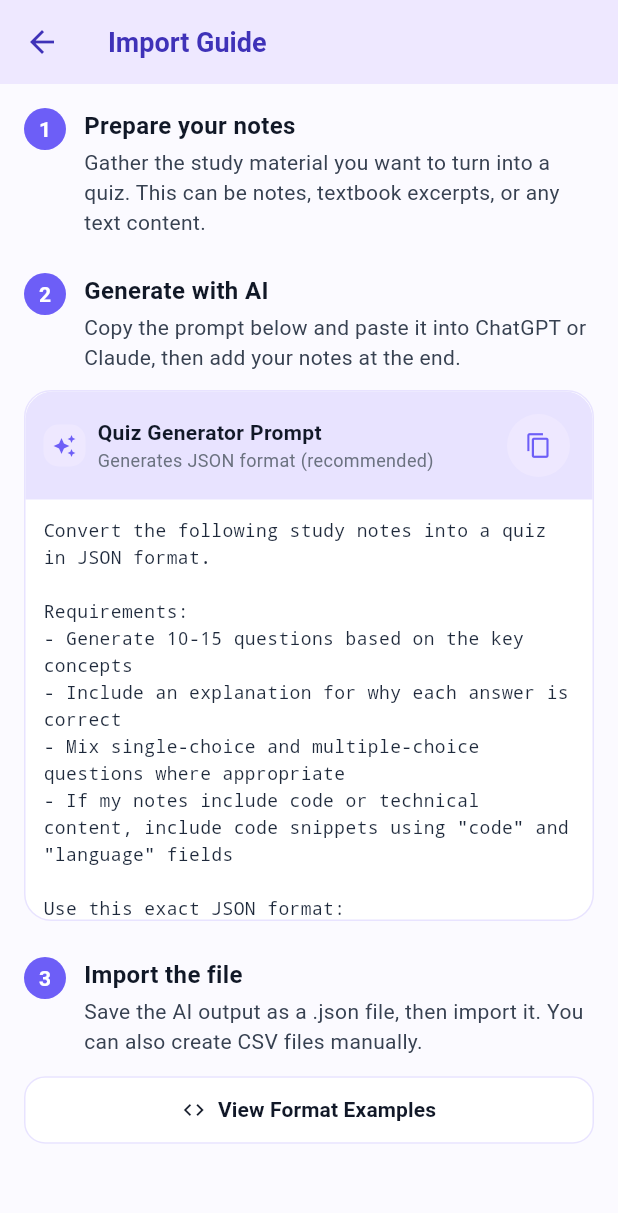
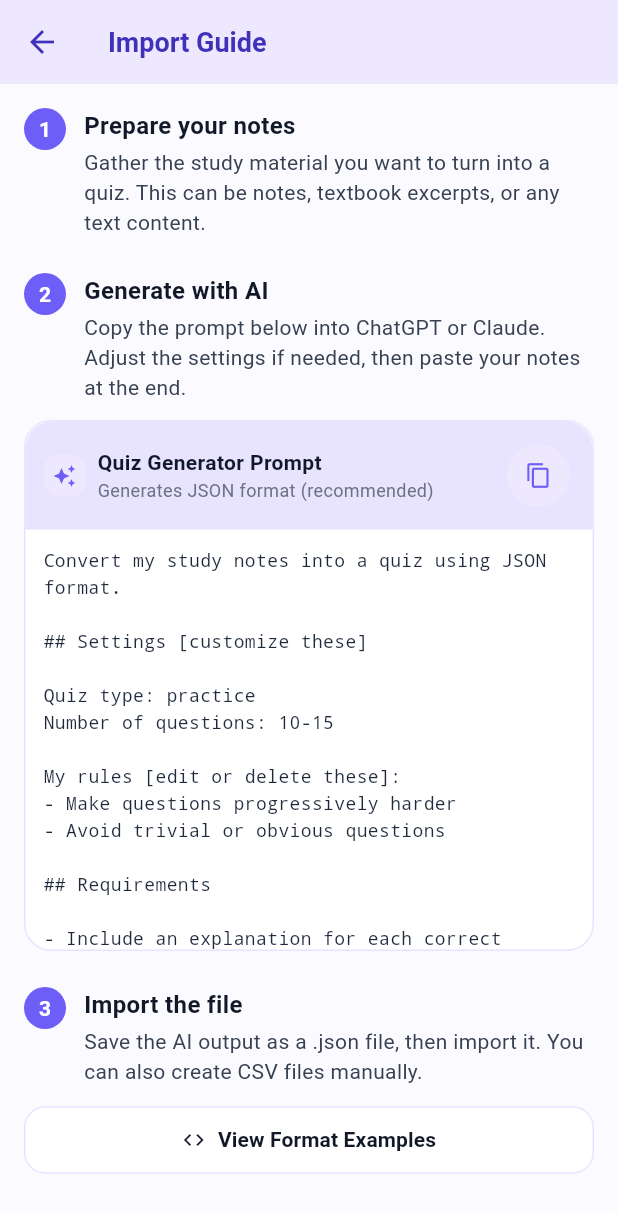
Before and after one commit to IrvingMg/skilloper, a Flutter app: the ImportHelpScreen screen opened directly, on a phone screen of 412 x 824 dp. Shown: the top 1213 px of the screen. Run offline on Flutter 3.47's test engine with Material 3 defaults, Android fonts, the phone set to English and light mode, and no system bars; our stand-ins replace file_picker, flutter_secure_storage, flutter_svg, percent_indicator, shared_preferences; missing offline and left inert: flutter_code_view; accounts and stored records are empty.

Commit message:
refactor: make AI prompt more user-friendly with editable sections

```diff
--- a/skilloper_app/lib/screens/import_help_screen.dart
+++ b/skilloper_app/lib/screens/import_help_screen.dart
@@ -9,37 +9,48 @@ class ImportHelpScreen extends StatelessWidget {
   const ImportHelpScreen({super.key});
 
   static const String _universalPrompt = '''
-Convert the following study notes into a quiz in JSON format.
+Convert my study notes into a quiz using JSON format.
 
-Requirements:
-- Generate 10-15 questions based on the key concepts
-- Include an explanation for why each answer is correct
-- Mix single-choice and multiple-choice questions where appropriate
-- If my notes include code or technical content, include code snippets using "code" and "language" fields
+## Settings [customize these]
 
-Use this exact JSON format:
+Quiz type: practice
+Number of questions: 10-15
+
+My rules [edit or delete these]:
+- Make questions progressively harder
+- Avoid trivial or obvious questions
+
+## Requirements
+
+- Include an explanation for each correct answer
+- Mix single-choice and multiple-choice questions
+- For code/technical content, use "code" and "language" fields
+
+## JSON format
+
 {
-  "title": "Quiz Title Here",
+  "title": "Quiz Title",
   "type": "practice",
   "questions": [
     {
-      "question": "Question text here",
+      "question": "Question text",
       "options": ["Option A", "Option B", "Option C", "Option D"],
       "answer": ["2"],
-      "explanation": "Explanation of why this answer is correct"
+      "explanation": "Why this is correct"
     }
   ]
 }
 
-Important:
-- "answer" uses 1-based positions: ["1"] = first option, ["2"] = second option
-- For multiple correct answers: ["1", "3"] means options 1 and 3 are both correct
-- For code questions, add: "code": "your code here", "language": "javascript" (or python, etc.)
+Format notes:
+- "type": use "practice" (immediate feedback) or "exam" (results at end)
+- "answer" is 1-based: ["1"] = first option, ["2"] = second
+- Multiple correct: ["1", "3"] means options 1 and 3
+- Code questions: add "code": "...", "language": "python"
 
-My study notes:
----
-[PASTE YOUR NOTES HERE]
----''';
+## My notes [paste below]
+
+[Paste your notes here]
+''';
 
   static const String _jsonExample = r'''
 {
@@ -99,8 +110,8 @@ My study notes:
               number: '2',
               text: 'Generate with AI',
               description:
-                  'Copy the prompt below and paste it into ChatGPT or Claude, '
-                  'then add your notes at the end.',
+                  'Copy the prompt below into ChatGPT or Claude. '
+                  'Adjust the settings if needed, then paste your notes at the end.',
             ),
             const SizedBox(height: 12),
             const PromptCard(
```
